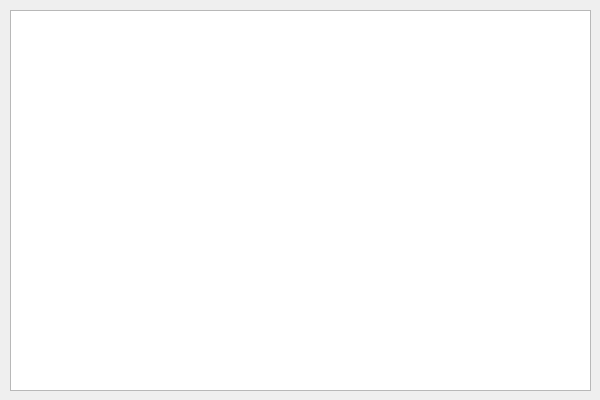
Before: the Qt Designer form View1/dialog.ui in lnickers2004/View1, drawn with Qt 5.
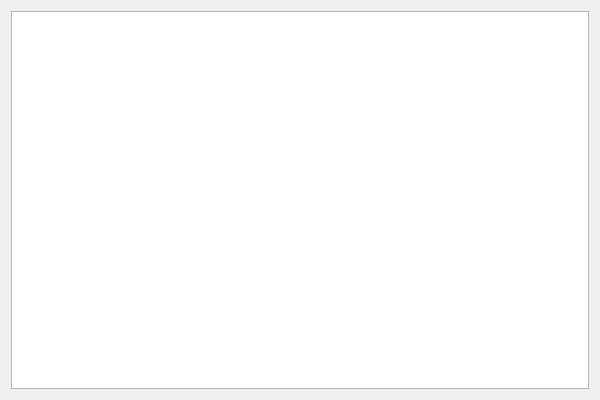
After: the same form once the commit is applied.

Diff of the .ui file:
```diff
--- a/View1/dialog.ui
+++ b/View1/dialog.ui
@@ -13,16 +13,11 @@
   <property name="windowTitle">
    <string>Dialog</string>
   </property>
-  <widget class="QGraphicsView" name="graphicsView">
-   <property name="geometry">
-    <rect>
-     <x>10</x>
-     <y>10</y>
-     <width>581</width>
-     <height>381</height>
-    </rect>
-   </property>
-  </widget>
+  <layout class="QVBoxLayout" name="verticalLayout">
+   <item>
+    <widget class="QGraphicsView" name="graphicsView"/>
+   </item>
+  </layout>
  </widget>
  <layoutdefault spacing="6" margin="11"/>
  <resources/>
```
